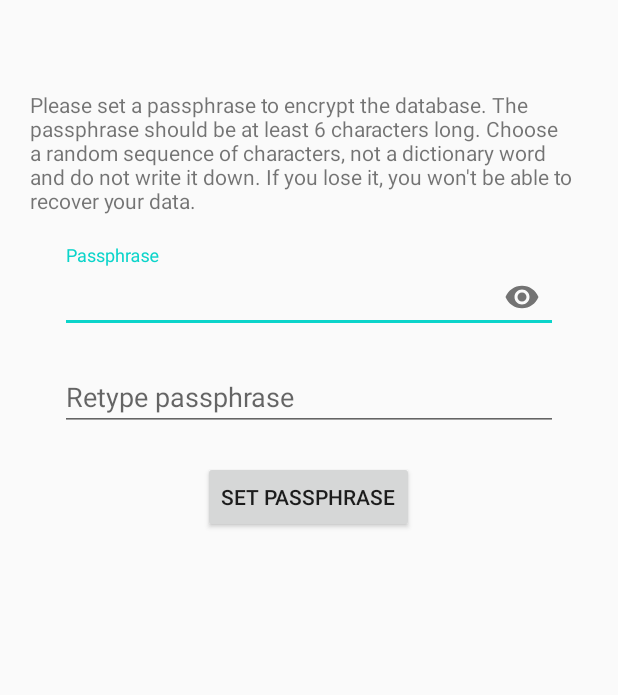
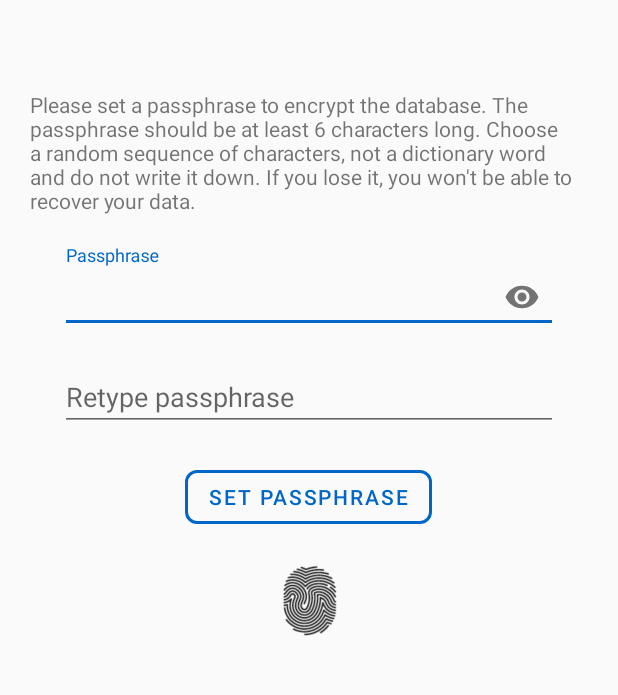
Before and after one commit to synapticweb/CipherPass, an Android app: the screen it shows after launch (MainActivity), on a phone screen of 412 x 824 dp, the part 300-995 px from its top. Run offline under Robolectric (Android 15) with nearby library versions, the phone set to English and light mode, and no system bars; our stand-ins replace Dagger/Hilt's generated code, Room's generated code, data binding, navigation-ui; libraries missing offline, so code that uses them is left out: net.sqlcipher.database; pictures from the network do not load; 3 statements that could not run were skipped.

Commit message:
Added fingerprint button. Restyled send pass button.

```diff
--- a/app/build.gradle
+++ b/app/build.gradle
@@ -68,7 +68,7 @@ dependencies {
     implementation 'androidx.core:core-ktx:1.3.0'
     implementation 'androidx.appcompat:appcompat:1.2.0'
     implementation 'androidx.preference:preference:1.1.1'
-    implementation 'com.google.android.material:material:1.3.0-alpha01'
+    implementation 'com.google.android.material:material:1.3.0-beta01'
     implementation "com.afollestad.material-dialogs:core:$afollestadVersion"
     implementation "com.afollestad.material-dialogs:input:$afollestadVersion"
     implementation "androidx.recyclerview:recyclerview:$recyclerViewVersion"
--- a/app/src/main/java/net/synapticweb/cipherpass/authenticate/AuthenticateFragment.kt
+++ b/app/src/main/java/net/synapticweb/cipherpass/authenticate/AuthenticateFragment.kt
@@ -53,22 +53,8 @@ class AuthenticateFragment : Fragment() {
         setupSendPass()
 
         when(_viewModel.getApplockPref()) {
-            APPLOCK_SYSTEM_VALUE -> {
-                val keyMan =
-                    requireActivity().getSystemService(Context.KEYGUARD_SERVICE) as
-                            KeyguardManager
-                val authIntent =
-                    keyMan.createConfirmDeviceCredentialIntent(getString(R.string.app_name), getString(R.string.auth_subtitle))
-                authIntent?.also { intent ->
-                    lockState.isInUnlockActivity = true
-                    startActivityForResult(intent, LOCK_ACTIVITY_CODE)
-                }
-                    ?: run {
-                        //necesar pentru că încă nu s-a încheiat onCreateView()
-                        Snackbar.make(requireActivity().findViewById(android.R.id.content), getString(R.string.system_lock_unavailable),
-                            Snackbar.LENGTH_LONG).show()
-                    }
-            }
+            APPLOCK_SYSTEM_VALUE -> showSystemAuthDialog()
+
             APPLOCK_NOLOCK_VALUE -> {
                 binding.passLayout.visibility = View.GONE
                 binding.sendPass.visibility = View.GONE
@@ -80,7 +66,8 @@ class AuthenticateFragment : Fragment() {
             if(it != null)
                 _viewModel.authenticate(it)
             else
-                Snackbar.make(requireActivity().findViewById(android.R.id.content), getString(R.string.system_lock_unavailable),
+                Snackbar.make(requireActivity().findViewById(android.R.id.content),
+                        getString(R.string.system_lock_unavailable),
                     Snackbar.LENGTH_LONG).show()
         })
 
@@ -111,6 +98,7 @@ class AuthenticateFragment : Fragment() {
         }
 
         handleBackPressed(lockState)
+        setupSystemAuth()
         return binding.root
     }
 
@@ -139,6 +127,7 @@ class AuthenticateFragment : Fragment() {
         if(requestCode == LOCK_ACTIVITY_CODE && resultCode == Activity.RESULT_OK) {
             binding.passLayout.visibility = View.GONE
             binding.sendPass.visibility = View.GONE
+            binding.systemAuth.visibility = View.GONE
             _viewModel.getPassphrase()
         }
     }
@@ -157,4 +146,27 @@ class AuthenticateFragment : Fragment() {
         appToolbar.visibility = View.VISIBLE
         (requireActivity() as AppCompatActivity).setSupportActionBar(appToolbar)
     }
+
+    private fun setupSystemAuth() {
+        binding.systemAuth.setOnClickListener {
+            showSystemAuthDialog()
+        }
+    }
+
+    private fun showSystemAuthDialog() {
+        val keyMan =
+            requireActivity().getSystemService(Context.KEYGUARD_SERVICE) as
+                    KeyguardManager
+        val authIntent =
+            keyMan.createConfirmDeviceCredentialIntent(getString(R.string.app_name), getString(R.string.auth_subtitle))
+        authIntent?.also { intent ->
+            lockState.isInUnlockActivity = true
+            startActivityForResult(intent, LOCK_ACTIVITY_CODE)
+        }
+            ?: run {
+                //necesar pentru că încă nu s-a încheiat onCreateView()
+                Snackbar.make(requireActivity().findViewById(android.R.id.content), getString(R.string.system_lock_unavailable),
+                    Snackbar.LENGTH_LONG).show()
+            }
+    }
 }
--- a/app/src/main/res/layout/authenticate_fragment.xml
+++ b/app/src/main/res/layout/authenticate_fragment.xml
@@ -9,6 +9,9 @@
             name="viewModel"
             type="net.synapticweb.cipherpass.authenticate.AuthenticateViewModel" />
     </data>
+
+    <!-- https://android.jlelse.eu/scrolling-behavior-for-appbars-in-android-41aff9c5c468
+    https://www.journaldev.com/13927/android-collapsingtoolbarlayout-example-->
 
     <androidx.coordinatorlayout.widget.CoordinatorLayout
         android:layout_width="match_parent"
@@ -71,6 +74,7 @@
             <!-- https://stackoverflow.com/questions/3685790/how-to-switch-between-hide-and-view-password -->
             <com.google.android.material.textfield.TextInputLayout
                 android:id="@+id/pass_layout"
+                app:theme="@style/authInput"
                 android:layout_width="match_parent"
                 android:layout_height="wrap_content"
                 android:layout_marginStart="40dp"
@@ -90,6 +94,7 @@
 
 
             <EditText
+                app:theme="@style/authInput"
                 android:id="@+id/passphrase_retype"
                 android:layout_width="match_parent"
                 android:layout_height="wrap_content"
@@ -114,14 +119,32 @@
                 android:minHeight="50dp"
                 android:visibility="@{viewModel.working ? View.VISIBLE : View.GONE}" />
 
-            <Button
+            <com.google.android.material.button.MaterialButton
+                style="@style/Widget.MaterialComponents.Button.OutlinedButton"
+                app:cornerRadius="8dp"
+                app:rippleColor="#33AAAAAA"
+                app:strokeColor="@color/colorPrimary"
+                app:strokeWidth="2dp"
                 android:id="@+id/send_pass"
                 android:layout_width="wrap_content"
                 android:layout_height="wrap_content"
                 android:layout_gravity="center_horizontal"
                 android:layout_marginTop="10dp"
+                android:layout_marginBottom="10dp"
                 android:enabled="@{viewModel.working ? false : true}"
-                android:text="@{viewModel.passSet ? @string/pass_set_send_pass : @string/pass_not_set_send_pass}" />
+                android:text="@{viewModel.passSet ? @string/pass_set_send_pass : @string/pass_not_set_send_pass}"
+                android:textColor="@color/colorPrimary"
+                />
+
+            <ImageView
+                android:id="@+id/system_auth"
+                android:layout_marginTop="10dp"
+                android:layout_width="50dp"
+                android:scaleType="centerCrop"
+                android:layout_height="50dp"
+                android:src="@drawable/fingerprint"
+                android:layout_gravity="center_horizontal"
+                android:visibility="@{viewModel.applockPref.equals(`system`) ? View.VISIBLE : View.GONE}" />
 
         </LinearLayout>
 
--- a/app/src/main/res/values/colors.xml
+++ b/app/src/main/res/values/colors.xml
@@ -3,4 +3,5 @@
     <color name="colorPrimary">#0067c8</color>
     <color name="colorPrimaryDark">#0058aa</color>
     <color name="colorAccent">#0bd4ca</color>
+    <color name="accentDark">#09beb5</color>
 </resources>
--- a/app/src/main/res/values/strings.xml
+++ b/app/src/main/res/values/strings.xml
@@ -2,7 +2,7 @@
     <string name="app_name">CipherPass</string>
     <string name="pass_notset_caption">Please set a passphrase to encrypt the database. The passphrase should be at least 6 characters long. Choose a random sequence of characters, not a dictionary word and do not write it down. If you lose it, you won\'t be able to recover your data. </string>
     <string name="pass_not_set_send_pass">Set passphrase</string>
-    <string name="pass_set_send_pass">Unlock database</string>
+    <string name="pass_set_send_pass">UNLOCK DATABASE</string>
     <string name="passphrase_hint">Passphrase</string>
     <string name="pass_incorect">The passphrase you entered is not valid.</string>
     <string name="error_setting_pass">An error occurred while setting the password.</string>
@@ -24,7 +24,7 @@
     <string name="system_lock_file_write_fail">There was an error processing your request.</string>
     <string name="system_lock_not_available">Only available on Android 6 and newer.</string>
     <string name="system_lock_device_not_secure">To use this feature, you have to secure your device with a password, pin or pattern.</string>
-    <string name="system_lock_unavailable">The system provided lock functionality is unavailable.</string>
+    <string name="system_lock_unavailable">The system provided authentification is unavailable.</string>
     <string name="auth_subtitle">Authentication required</string>
     <string name="change_pass">Change password</string>
     <string name="act_pass_hint">Actual passphrase</string>
--- a/app/src/main/res/values/styles.xml
+++ b/app/src/main/res/values/styles.xml
@@ -1,6 +1,6 @@
 <resources>
     <!-- Base application theme. -->
-    <style name="AppTheme" parent="Theme.AppCompat.Light.NoActionBar">
+    <style name="AppTheme" parent="Theme.MaterialComponents.Light.NoActionBar.Bridge">
         <!-- Customize your theme here. -->
         <item name="colorPrimary">@color/colorPrimary</item>
         <item name="colorPrimaryDark">@color/colorPrimaryDark</item>
@@ -61,4 +61,9 @@
         <item name="android:background">@android:color/white</item>
     </style>
 
+    <!--https://stackoverflow.com/a/57985955/6192350 -->
+    <style name="authInput" >
+        <item name="colorAccent">@color/colorPrimary</item>
+    </style>
+
 </resources>
```
Also changed, not shown: app/src/main/res/drawable/fingerprint.png (added).
